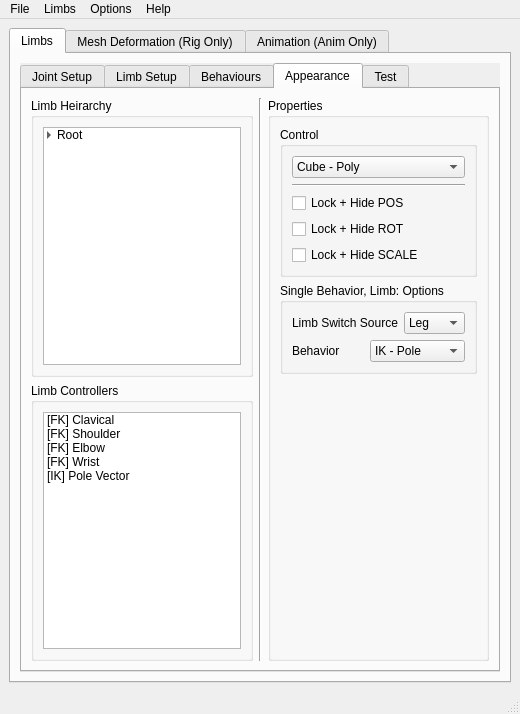
Above: _REF/Mockup_UI/PFRS_Main.ui from TPayneExperience/TrevorPaynes_RigAndAnimSuite before the change. Below: the same form after it.
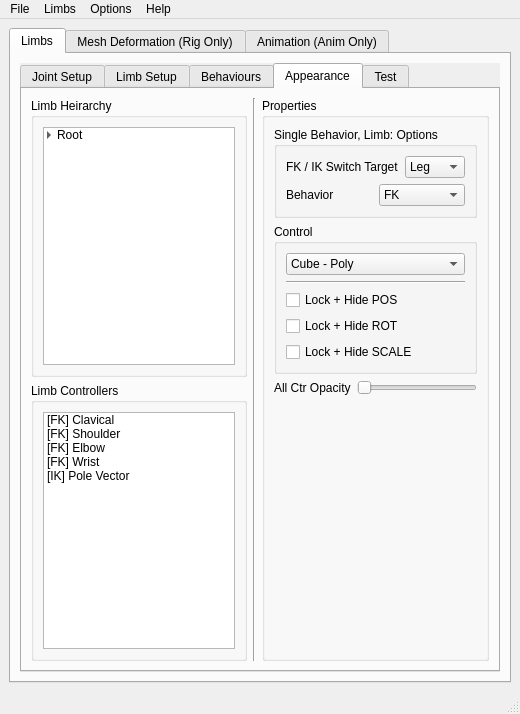
That is the form after the change. The open tabs and pages were chosen to show the change.

```diff
--- a/_REF/Mockup_UI/PFRS_Main.ui
+++ b/_REF/Mockup_UI/PFRS_Main.ui
@@ -1313,6 +1313,82 @@
                         <layout class="QHBoxLayout" name="horizontalLayout_98">
                          <item>
                           <layout class="QVBoxLayout" name="verticalLayout_103">
+                           <item>
+                            <widget class="QGroupBox" name="groupBox_2">
+                             <property name="title">
+                              <string>Single Behavior, Limb: Options</string>
+                             </property>
+                             <layout class="QVBoxLayout" name="verticalLayout_5">
+                              <item>
+                               <layout class="QVBoxLayout" name="verticalLayout_7">
+                                <item>
+                                 <layout class="QHBoxLayout" name="horizontalLayout_3">
+                                  <item>
+                                   <widget class="QLabel" name="label_2">
+                                    <property name="text">
+                                     <string>FK / IK Switch Target</string>
+                                    </property>
+                                   </widget>
+                                  </item>
+                                  <item>
+                                   <widget class="QComboBox" name="comboBox_2">
+                                    <property name="currentIndex">
+                                     <number>2</number>
+                                    </property>
+                                    <item>
+                                     <property name="text">
+                                      <string>None</string>
+                                     </property>
+                                    </item>
+                                    <item>
+                                     <property name="text">
+                                      <string>Arm</string>
+                                     </property>
+                                    </item>
+                                    <item>
+                                     <property name="text">
+                                      <string>Leg</string>
+                                     </property>
+                                    </item>
+                                    <item>
+                                     <property name="text">
+                                      <string>Foot</string>
+                                     </property>
+                                    </item>
+                                   </widget>
+                                  </item>
+                                 </layout>
+                                </item>
+                                <item>
+                                 <layout class="QHBoxLayout" name="horizontalLayout">
+                                  <item>
+                                   <widget class="QLabel" name="label">
+                                    <property name="text">
+                                     <string>Behavior</string>
+                                    </property>
+                                   </widget>
+                                  </item>
+                                  <item>
+                                   <widget class="QComboBox" name="comboBox">
+                                    <item>
+                                     <property name="text">
+                                      <string>FK</string>
+                                     </property>
+                                    </item>
+                                    <item>
+                                     <property name="text">
+                                      <string>IK</string>
+                                     </property>
+                                    </item>
+                                   </widget>
+                                  </item>
+                                 </layout>
+                                </item>
+                               </layout>
+                              </item>
+                             </layout>
+                            </widget>
+                           </item>
                            <item>
                             <widget class="QGroupBox" name="groupBox_55">
                              <property name="title">
@@ -1389,90 +1465,22 @@
                             </widget>
                            </item>
                            <item>
-                            <widget class="QGroupBox" name="groupBox_2">
-                             <property name="title">
-                              <string>Single Behavior, Limb: Options</string>
-                             </property>
-                             <layout class="QVBoxLayout" name="verticalLayout_5">
-                              <item>
-                               <layout class="QVBoxLayout" name="verticalLayout_7">
-                                <item>
-                                 <layout class="QHBoxLayout" name="horizontalLayout_3">
-                                  <item>
-                                   <widget class="QLabel" name="label_2">
-                                    <property name="text">
-                                     <string>Limb Switch Source</string>
-                                    </property>
-                                   </widget>
-                                  </item>
-                                  <item>
-                                   <widget class="QComboBox" name="comboBox_2">
-                                    <property name="currentIndex">
-                                     <number>2</number>
-                                    </property>
-                                    <item>
-                                     <property name="text">
-                                      <string>None</string>
-                                     </property>
-                                    </item>
-                                    <item>
-                                     <property name="text">
-                                      <string>Arm</string>
-                                     </property>
-                                    </item>
-                                    <item>
-                                     <property name="text">
-                                      <string>Leg</string>
-                                     </property>
-                                    </item>
-                                    <item>
-                                     <property name="text">
-                                      <string>Foot</string>
-                                     </property>
-                                    </item>
-                                   </widget>
-                                  </item>
-                                 </layout>
-                                </item>
-                                <item>
-                                 <layout class="QHBoxLayout" name="horizontalLayout">
-                                  <item>
-                                   <widget class="QLabel" name="label">
-                                    <property name="text">
-                                     <string>Behavior</string>
-                                    </property>
-                                   </widget>
-                                  </item>
-                                  <item>
-                                   <widget class="QComboBox" name="comboBox">
-                                    <item>
-                                     <property name="text">
-                                      <string>IK - Pole</string>
-                                     </property>
-                                    </item>
-                                    <item>
-                                     <property name="text">
-                                      <string>IK - Rotation</string>
-                                     </property>
-                                    </item>
-                                    <item>
-                                     <property name="text">
-                                      <string>FK</string>
-                                     </property>
-                                    </item>
-                                    <item>
-                                     <property name="text">
-                                      <string>Constraint</string>
-                                     </property>
-                                    </item>
-                                   </widget>
-                                  </item>
-                                 </layout>
-                                </item>
-                               </layout>
-                              </item>
-                             </layout>
-                            </widget>
+                            <layout class="QHBoxLayout" name="horizontalLayout_21">
+                             <item>
+                              <widget class="QLabel" name="label_6">
+                               <property name="text">
+                                <string>All Ctr Opacity</string>
+                               </property>
+                              </widget>
+                             </item>
+                             <item>
+                              <widget class="QSlider" name="horizontalSlider_4">
+                               <property name="orientation">
+                                <enum>Qt::Horizontal</enum>
+                               </property>
+                              </widget>
+                             </item>
+                            </layout>
                            </item>
                            <item>
                             <spacer name="verticalSpacer_9">
```
Left out of the diff: 2 changed lines with no effect on the pictures.
